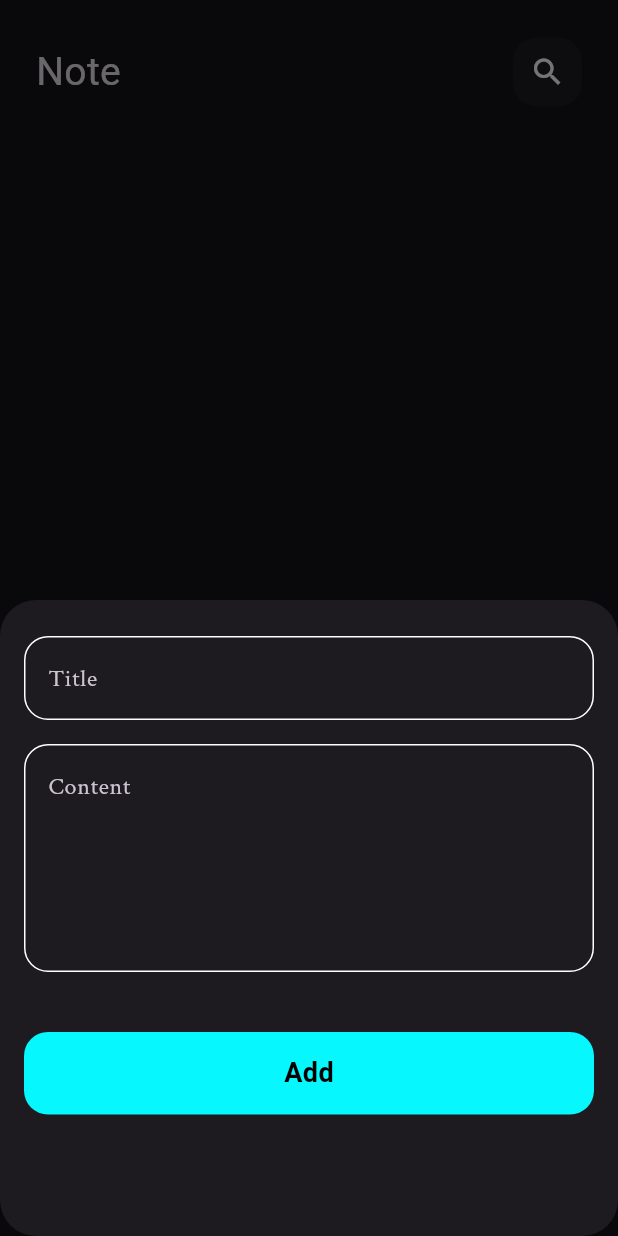
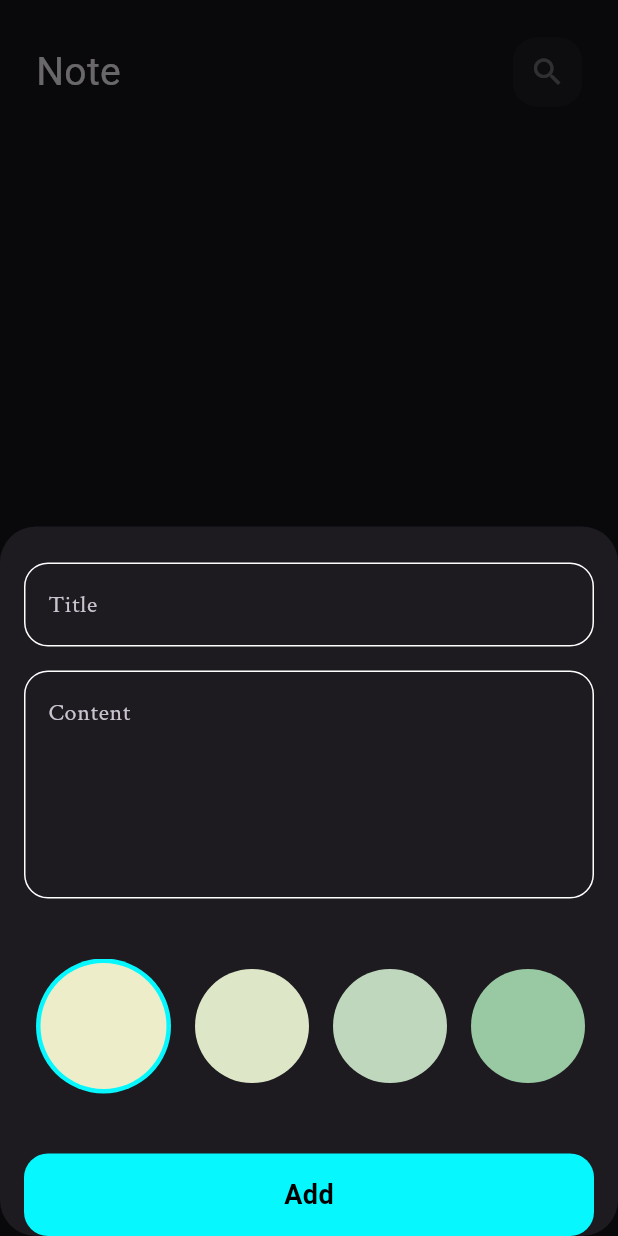
Before and after one commit to Asem130/Note-App, a Flutter app: the screen it shows after launch, after a tap on the "add" icon, on a phone screen of 412 x 824 dp. Run offline on Flutter 3.47's test engine with Material 3 defaults, Android fonts, the phone set to English and light mode, and no system bars; our stand-ins replace bloc, flutter_bloc, font_awesome_flutter, hive, hive_flutter; accounts and stored records are empty; Roboto replaces fonts that are missing (Regular).

Commit message:
create color list

```diff
--- a/lib/main.dart
+++ b/lib/main.dart
@@ -33,7 +33,7 @@ class NoteApp extends StatelessWidget {
         initialRoute: NotesView.id,
         routes: {
           NotesView.id: (context) => const NotesView(),
-          EditeNotes.id: (context) => const EditeNotes(),
+
         },
         theme:
             ThemeData(fontFamily: 'Crimson Text', brightness: Brightness.dark),
--- a/lib/models/note_model.dart
+++ b/lib/models/note_model.dart
@@ -3,9 +3,9 @@ part 'note_model.g.dart';
 @HiveType(typeId: 0)
 class NoteModel extends HiveObject {
   @HiveField(0)
-  final String title;
+   String title;
   @HiveField(1)
-  final String subTitle;
+   String subTitle;
   @HiveField(2)
   final String date;
   @HiveField(3)
--- a/lib/views/widgets/add_bottom_sheet_body.dart
+++ b/lib/views/widgets/add_bottom_sheet_body.dart
@@ -4,6 +4,7 @@ import 'package:intl/intl.dart';
 import 'package:note_app/add_note_cubit/add_note_cubit.dart';
 import 'package:note_app/add_note_cubit/add_note_state.dart';
 import 'package:note_app/models/note_model.dart';
+import 'package:note_app/views/widgets/color_item.dart';
 import 'package:note_app/views/widgets/custom_text_bottm.dart';
 import 'package:note_app/views/widgets/custom_text_feild.dart';
 
@@ -26,7 +27,7 @@ class _AddButtomSheetBodyState extends State<AddButtomSheetBody> {
       autovalidateMode: autovalidateMode,
       key: formKey,
       child: SizedBox(
-        height: 400,
+
         child: Column(
           children: [
             CustomTextFormField(
@@ -48,6 +49,11 @@ class _AddButtomSheetBodyState extends State<AddButtomSheetBody> {
             const SizedBox(
               height: 40,
             ),
+              const ColorsListview(),
+                const SizedBox(
+              height: 40,
+            ),
+
             BlocBuilder<AddNoteCubit, AddNoteState>(
               builder: (context, state) => CustomTextButtom(
                   isLoading: state is AddNoteLoading ? true : false,
--- /dev/null
+++ b/lib/views/widgets/color_item.dart
@@ -0,0 +1,73 @@
+import 'package:flutter/material.dart';
+import 'package:note_app/const.dart';
+
+class ColorItem extends StatelessWidget {
+  const ColorItem({super.key, required this.isSelected, required this.color});
+  final bool isSelected;
+  final Color color;
+
+  @override
+  Widget build(BuildContext context) {
+    return isSelected
+        ?  CircleAvatar(
+            backgroundColor: kPrimaryColor,
+            radius: 45,
+            child: CircleAvatar(
+              backgroundColor: color,
+              radius: 42,
+            ),
+          )
+        :  CircleAvatar(
+            backgroundColor: color,
+            radius: 38,
+          );
+  }
+}
+
+class ColorsListview extends StatefulWidget {
+  const ColorsListview({super.key});
+
+  @override
+  State<ColorsListview> createState() => _ColorsListviewState();
+}
+
+class _ColorsListviewState extends State<ColorsListview> {
+  int currentIndex = 0;
+  final List<Color> colors = const [
+    Color(0xffedeec9),
+    Color(0xffdde7c7),
+    Color(0xffbfd8bd),
+    Color(0xff98c9a3),
+    Color(0xff77bfa3),
+    Color(0xfff5b0cb),
+    Color(0xffdc6acf),
+    Color(0xff745c97),
+    Color(0xff39375b),
+    Color(0xffc4bbb8),
+  ];
+  @override
+  Widget build(BuildContext context) {
+    return SizedBox(
+      height: 45 * 2,
+      child: ListView.builder(
+        scrollDirection: Axis.horizontal,
+        itemCount: 10,
+        itemBuilder: (context, index) {
+          return Padding(
+            padding: const EdgeInsets.symmetric(horizontal: 8.0),
+            child: GestureDetector(
+              onTap: () {
+                currentIndex = index;
+                setState(() {});
+              },
+              child: ColorItem(
+                color: colors[index],
+                isSelected: currentIndex == index,
+              ),
+            ),
+          );
+        },
+      ),
+    );
+  }
+}
--- a/lib/views/widgets/custom_app_bar.dart
+++ b/lib/views/widgets/custom_app_bar.dart
@@ -2,19 +2,22 @@ import 'package:flutter/material.dart';
 import 'package:note_app/views/widgets/custom_search_icon.dart';
 
 class CustomAppBar extends StatelessWidget {
-  const CustomAppBar({super.key, required this.icon, required this.title});
+  const CustomAppBar(
+      {super.key, required this.icon, required this.title, this.onPressed});
   final IconData icon;
   final String title;
+  final void Function()? onPressed;
   @override
   Widget build(BuildContext context) {
     return Row(
       children: [
         Text(
           title,
-          style: const TextStyle(fontSize: 26,fontFamily:'Regular'),
+          style: const TextStyle(fontSize: 26, fontFamily: 'Regular'),
         ),
         const Spacer(),
         CustomIcon(
+          onPressed: onPressed,
           icon: icon,
         )
       ],
--- a/lib/views/widgets/custom_search_icon.dart
+++ b/lib/views/widgets/custom_search_icon.dart
@@ -1,8 +1,9 @@
 import 'package:flutter/material.dart';
 
 class CustomIcon extends StatelessWidget {
-  const CustomIcon({super.key, required this.icon});
+  const CustomIcon({super.key, required this.icon, this.onPressed});
   final IconData icon;
+  final void Function()? onPressed;
   @override
   Widget build(BuildContext context) {
     return Container(
@@ -13,7 +14,7 @@ class CustomIcon extends StatelessWidget {
         borderRadius: BorderRadius.circular(16),
       ),
       child: Center(
-        child: Icon(icon),
+        child: IconButton( onPressed:onPressed  ,icon: Icon(icon),),
       ),
     );
   }
--- a/lib/views/widgets/custom_text_feild.dart
+++ b/lib/views/widgets/custom_text_feild.dart
@@ -6,15 +6,17 @@ class CustomTextFormField extends StatelessWidget {
     super.key,
     required this.hintText,
     this.maxLines = 1,
-    this.onSaved,
+    this.onSaved, this.onChanged,
   });
   final String hintText;
   final int maxLines;
+  final Function(String)? onChanged;
 
   final void Function(String?)? onSaved;
   @override
   Widget build(BuildContext context) {
     return TextFormField(
+      onChanged: onChanged,
       onSaved: onSaved,
       validator: (value) {
         if (value?.isEmpty ?? true) {
--- a/lib/views/widgets/not_item.dart
+++ b/lib/views/widgets/not_item.dart
@@ -12,7 +12,7 @@ class NoteItem extends StatelessWidget {
   Widget build(BuildContext context) {
     return GestureDetector(
       onTap: () {
-        Navigator.pushNamed(context, EditeNotes.id);
+        Navigator.push(context, MaterialPageRoute(builder: (context)=> EditeNotes(note: note)));
       },
       child: Container(
         padding: const EdgeInsets.only(top: 16, bottom: 24, left: 16),
```
Also changed, not shown: lib/views/edite_notes.dart (+41 -16 lines).
